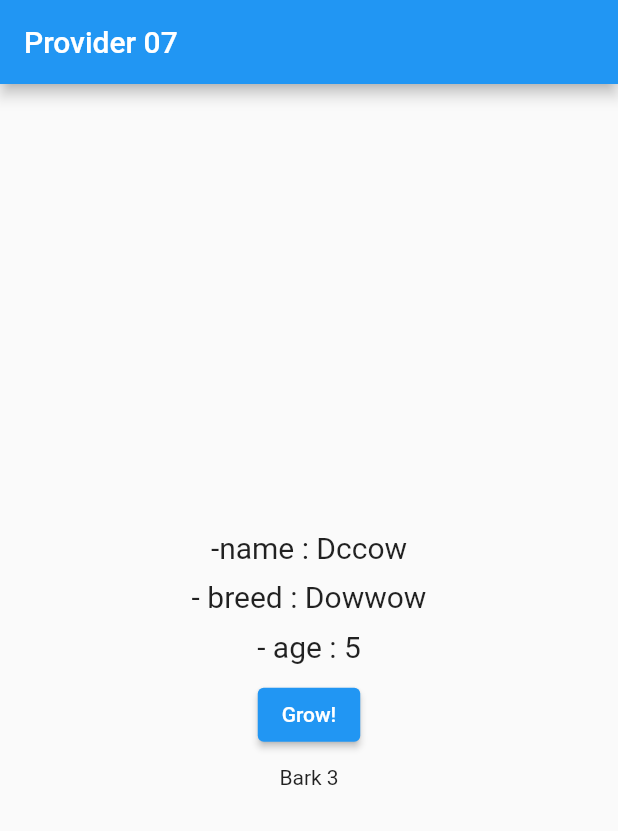
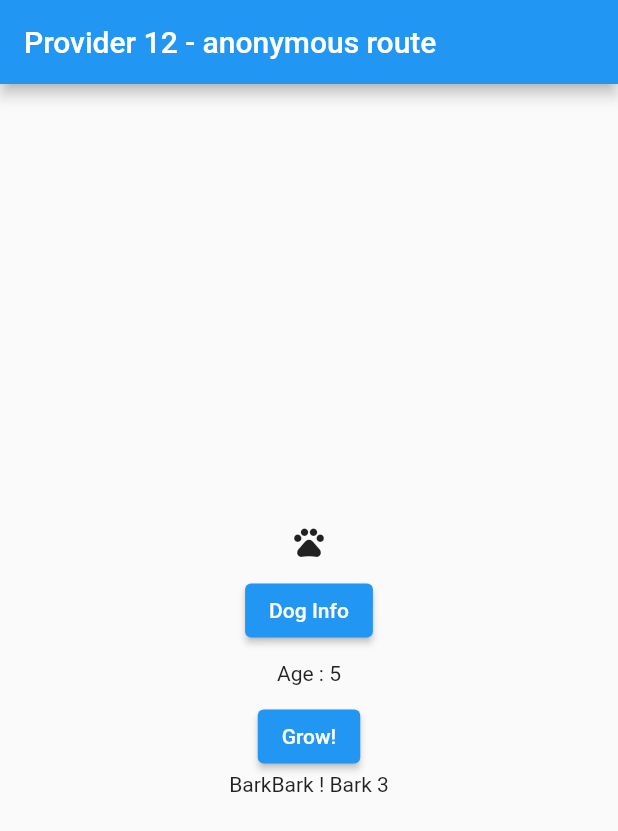
Before and after one commit to mommocmoc/flutter_what_i_learned, a Flutter app: the screen it shows after launch, on a phone screen of 412 x 824 dp. Shown: the top 831 px of the screen. Run offline on Flutter 3.47's test engine with Material 2 defaults, Android fonts, the phone set to English and light mode, and no system bars.

Commit message:
Anonymous Route

```diff
--- a/lib/main.dart
+++ b/lib/main.dart
@@ -1,6 +1,8 @@
 import 'package:flutter/material.dart';
+import 'package:flutter_what_i_learned/screens/dog_info_screen.dart';
 import 'package:provider/provider.dart';
 import 'models/dog.dart';
+import 'screens/dog_info_screen.dart';
 
 void main() {
   runApp(const MyApp());
@@ -28,7 +30,7 @@ class MyApp extends StatelessWidget {
         )
       ],
       child: MaterialApp(
-        title: 'Provider 07',
+        title: 'Provider 12 - anonymous route',
         debugShowCheckedModeBanner: false,
         theme: ThemeData(
           primarySwatch: Colors.blue,
@@ -46,61 +48,31 @@ class MyHomePage extends StatelessWidget {
   Widget build(BuildContext context) {
     return Scaffold(
       appBar: AppBar(
-        title: const Text("Provider 07"),
+        title: const Text("Provider 12 - anonymous route"),
       ),
       body: Center(
         child: Column(
           mainAxisAlignment: MainAxisAlignment.center,
           mainAxisSize: MainAxisSize.min,
           children: [
-            Text(
-              "-name : ${context.watch<Dog>().name}",
-              style: const TextStyle(
-                fontSize: 20,
-              ),
-            ),
+            const Icon(Icons.pets),
             const SizedBox(
               height: 10,
             ),
-            const BreedAndAge(),
-          ],
-        ),
-      ),
+            ElevatedButton(
+                onPressed: () {
+                  Navigator.push(context, MaterialPageRoute(builder: (_) {
+                    return ChangeNotifierProvider.value(
+                      value: context.read<Dog>(),
+                      child: const DogInfoScreen(),
                     );
-  }
-}
-
-class BreedAndAge extends StatelessWidget {
-  const BreedAndAge({super.key});
-
-  @override
-  Widget build(BuildContext context) {
-    return Column(
-      children: [
-        Text(
-          "- breed : ${context.select<Dog, String>((dog) => dog.breed)}",
-          style: const TextStyle(fontSize: 20),
-        ),
+                  }));
+                },
+                child: const Text("Dog Info")),
             const SizedBox(
               height: 10,
             ),
-        const Age(),
-      ],
-    );
-  }
-}
-
-class Age extends StatelessWidget {
-  const Age({super.key});
-
-  @override
-  Widget build(BuildContext context) {
-    return Column(
-      children: [
-        Text(
-          "- age : ${context.select<Dog, int>((dog) => dog.age)}",
-          style: const TextStyle(fontSize: 20),
-        ),
+            Text("Age : ${context.watch<Dog>().age}"),
             const SizedBox(
               height: 10,
             ),
@@ -108,11 +80,10 @@ class Age extends StatelessWidget {
               onPressed: context.read<Dog>().grow,
               child: const Text("Grow!"),
             ),
-        const SizedBox(
-          height: 10,
+            Text("BarkBark ! ${context.watch<String>()}"),
+          ],
         ),
-        Text(context.watch<String>())
-      ],
+      ),
     );
   }
 }
--- /dev/null
+++ b/lib/screens/dog_info_screen.dart
@@ -0,0 +1,34 @@
+import 'package:flutter/material.dart';
+import 'package:provider/provider.dart';
+import 'package:flutter_what_i_learned/models/dog.dart';
+
+class DogInfoScreen extends StatelessWidget {
+  const DogInfoScreen({super.key});
+
+  @override
+  Widget build(BuildContext context) {
+    return Scaffold(
+      appBar: AppBar(
+        title: const Text('Dog Info'),
+      ),
+      body: Center(
+        child: Column(
+          children: [
+            Text(
+              'Name : ${context.watch<Dog>().name}',
+              style: const TextStyle(fontSize: 20),
+            ),
+            Text(
+              "breed : ${context.select<Dog, String>((dog) => dog.breed)}",
+              style: const TextStyle(fontSize: 20),
+            ),
+            Text(
+              'Age : ${context.watch<Dog>().age}',
+              style: const TextStyle(fontSize: 20),
+            ),
+          ],
+        ),
+      ),
+    );
+  }
+}
```
Lines whose indentation alone changed are shown as unchanged.
